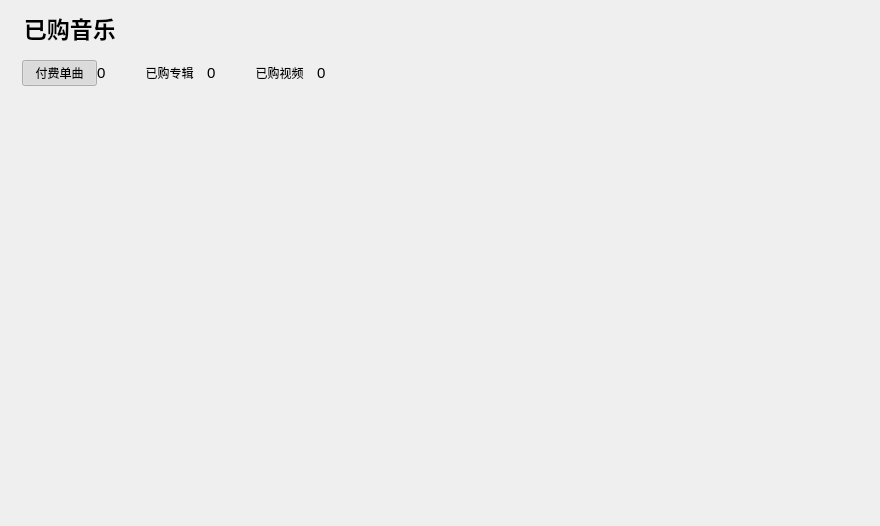
Qt form KuGouStart/PurchasedMusic/PurchasedMusic.ui (a-mo-xi-wei/Qt-KuGouAppClient) before a commit.
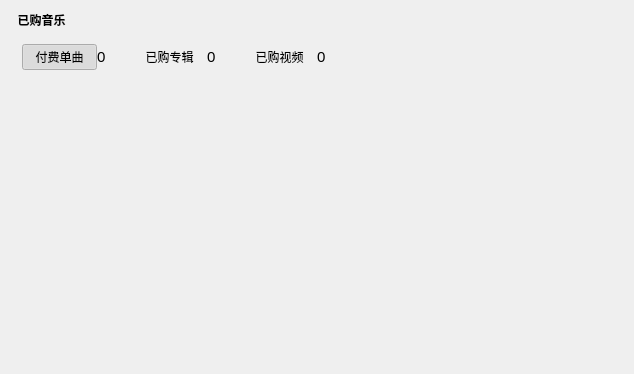
The same form after that commit. Custom widgets are drawn as their Qt base class.

What changed in the file:
```diff
--- a/KuGouStart/PurchasedMusic/PurchasedMusic.ui
+++ b/KuGouStart/PurchasedMusic/PurchasedMusic.ui
@@ -6,19 +6,22 @@
    <rect>
     <x>0</x>
     <y>0</y>
-    <width>880</width>
-    <height>526</height>
+    <width>634</width>
+    <height>374</height>
    </rect>
   </property>
   <property name="windowTitle">
    <string>PurchasedMusic</string>
   </property>
   <layout class="QVBoxLayout" name="verticalLayout_7">
+   <property name="spacing">
+    <number>0</number>
+   </property>
    <item>
     <widget class="QLabel" name="title_label">
      <property name="font">
       <font>
-       <pointsize>17</pointsize>
+       <pointsize>9</pointsize>
        <bold>true</bold>
       </font>
      </property>
@@ -28,6 +31,9 @@
      <property name="scaledContents">
       <bool>true</bool>
      </property>
+     <property name="alignment">
+      <set>Qt::AlignLeading|Qt::AlignLeft|Qt::AlignTop</set>
+     </property>
     </widget>
    </item>
    <item>
@@ -36,8 +42,11 @@
       <property name="leftMargin">
        <number>11</number>
       </property>
+      <property name="topMargin">
+       <number>15</number>
+      </property>
       <property name="bottomMargin">
-       <number>5</number>
+       <number>0</number>
       </property>
       <item>
        <widget class="QWidget" name="guide_widget1" native="true">
@@ -118,6 +127,24 @@
          </item>
          <item>
           <widget class="QLabel" name="idx1_lab">
+           <property name="sizePolicy">
+            <sizepolicy hsizetype="Preferred" vsizetype="Fixed">
+             <horstretch>0</horstretch>
+             <verstretch>0</verstretch>
+            </sizepolicy>
+           </property>
+           <property name="minimumSize">
+            <size>
+             <width>0</width>
+             <height>10</height>
+            </size>
+           </property>
+           <property name="maximumSize">
+            <size>
+             <width>16777215</width>
+             <height>10</height>
+            </size>
+           </property>
            <property name="text">
             <string/>
            </property>
@@ -224,6 +251,24 @@
          </item>
          <item>
           <widget class="QLabel" name="idx2_lab">
+           <property name="sizePolicy">
+            <sizepolicy hsizetype="Preferred" vsizetype="Fixed">
+             <horstretch>0</horstretch>
+             <verstretch>0</verstretch>
+            </sizepolicy>
+           </property>
+           <property name="minimumSize">
+            <size>
+             <width>0</width>
+             <height>10</height>
+            </size>
+           </property>
+           <property name="maximumSize">
+            <size>
+             <width>16777215</width>
+             <height>10</height>
+            </size>
+           </property>
            <property name="text">
             <string/>
            </property>
@@ -330,6 +375,24 @@
          </item>
          <item>
           <widget class="QLabel" name="idx3_lab">
+           <property name="sizePolicy">
+            <sizepolicy hsizetype="Preferred" vsizetype="Fixed">
+             <horstretch>0</horstretch>
+             <verstretch>0</verstretch>
+            </sizepolicy>
+           </property>
+           <property name="minimumSize">
+            <size>
+             <width>0</width>
+             <height>10</height>
+            </size>
+           </property>
+           <property name="maximumSize">
+            <size>
+             <width>16777215</width>
+             <height>10</height>
+            </size>
+           </property>
            <property name="text">
             <string/>
            </property>
```
